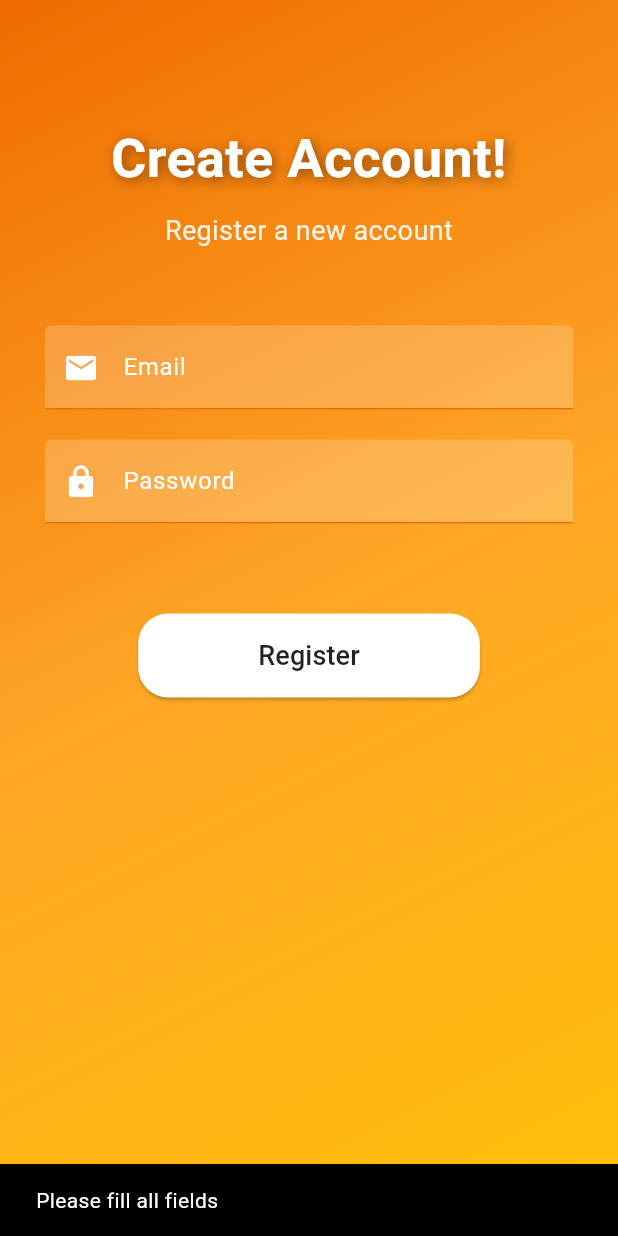
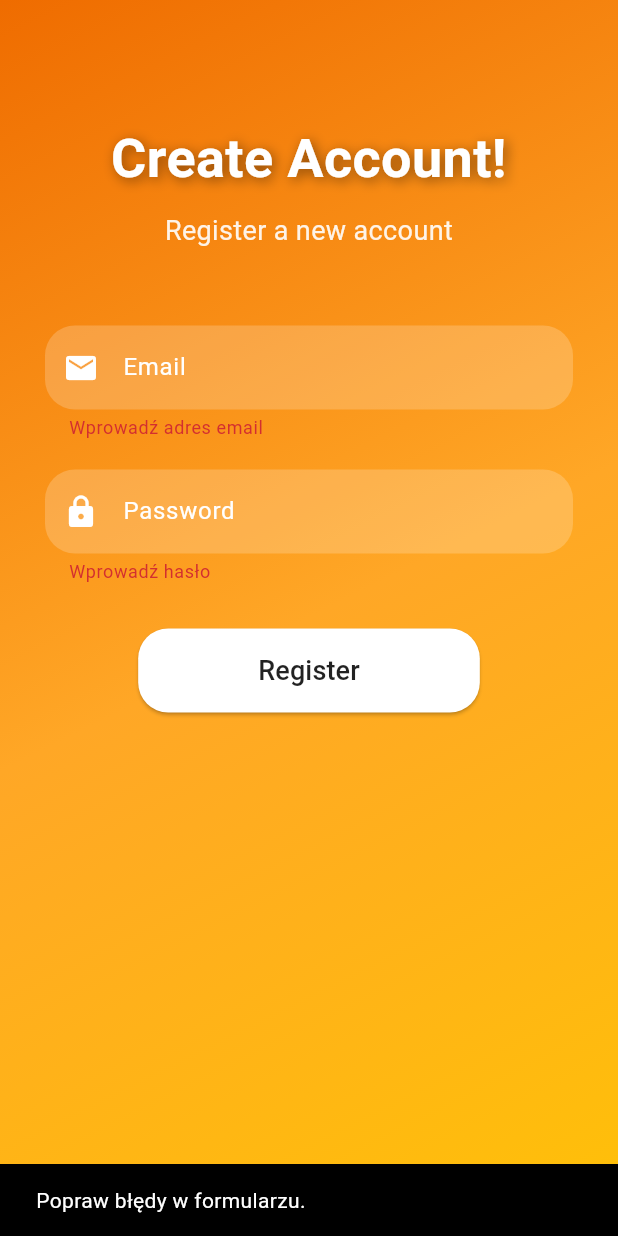
Before and after one commit to tofix96/stutask, a Flutter app: the RegisterPage screen opened directly, after a tap on "Register", on a phone screen of 412 x 824 dp. Run offline on Flutter 3.47's test engine with Material 3 defaults, Android fonts, the phone set to English and light mode, and no system bars; our stand-ins replace cloud_firestore, firebase_auth, firebase_core, firebase_storage, image_picker; missing offline and left inert: firebase_app_check; accounts and stored records are empty.

Commit message:
Code separation

```diff
--- a/lib/bloc/auth_providers.dart
+++ b/lib/bloc/auth_providers.dart
@@ -16,7 +16,6 @@ class AuthProvider with ChangeNotifier {
   Future<void> registerUser(
       BuildContext context, String email, String password) async {
     if (email.isEmpty || password.isEmpty) {
-      // Sprawdź, czy pola email i hasło są puste
       ScaffoldMessenger.of(context).showSnackBar(
         const SnackBar(content: Text('Please fill all fields')),
       );
@@ -26,7 +25,6 @@ class AuthProvider with ChangeNotifier {
     try {
       User? user = await _signUpWithEmailAndPassword(email, password);
       if (user != null) {
-        setToken(await user.getIdToken()); // Ustaw token po rejestracji
         ScaffoldMessenger.of(context).showSnackBar(
           const SnackBar(content: Text('Registration successful!')),
         );
--- a/lib/bloc/screen_controller.dart
+++ b/lib/bloc/screen_controller.dart
@@ -56,7 +56,6 @@ class ScreenController {
 
   void navigateToHome(BuildContext context, User? user,
       {bool showEmployerTasks = false}) {
-    print('show: $showEmployerTasks');
     Navigator.pushReplacement(
       context,
       MaterialPageRoute(
--- a/lib/main.dart
+++ b/lib/main.dart
@@ -147,3 +147,40 @@ class GradientAppBar extends StatelessWidget implements PreferredSizeWidget {
   @override
   Size get preferredSize => const Size.fromHeight(kToolbarHeight);
 }
+
+//Kontener gradientowy do aplikacji
+class GradientBody extends StatelessWidget {
+  final Widget child;
+  final EdgeInsets padding;
+
+  const GradientBody({
+    Key? key,
+    required this.child,
+    this.padding = const EdgeInsets.all(16.0),
+  }) : super(key: key);
+
+  @override
+  Widget build(BuildContext context) {
+    return Container(
+      width: double.infinity,
+      height: double.infinity,
+      decoration: const BoxDecoration(
+        gradient: LinearGradient(
+          colors: [
+            Color(0xFFEF6C00), // Pomarańczowy
+            Color(0xFFFFA726), // Jaśniejszy pomarańczowy
+            Color(0xFFFFC107), // Żółty
+          ],
+          begin: Alignment.topLeft,
+          end: Alignment.bottomRight,
+        ),
+      ),
+      child: SingleChildScrollView(
+        child: Padding(
+          padding: padding,
+          child: child,
+        ),
+      ),
+    );
+  }
+}
--- a/lib/screens/create_task_screen.dart
+++ b/lib/screens/create_task_screen.dart
@@ -43,9 +43,6 @@ class _CreateTaskScreenState extends State<CreateTaskScreen> {
   @override
   Widget build(BuildContext context) {
     return Scaffold(
-      appBar: AppBar(
-        title: const Text('Utwórz nowe zadanie'),
-      ),
       body: Padding(
         padding: const EdgeInsets.all(16.0),
         child: Form(
--- a/lib/screens/register_screen.dart
+++ b/lib/screens/register_screen.dart
@@ -1,6 +1,7 @@
 import 'package:flutter/material.dart';
-import 'package:provider/provider.dart'; // Importuj provider
-import 'package:stutask/bloc/auth_providers.dart'; // Importuj AuthProvider
+import 'package:provider/provider.dart';
+import 'package:stutask/bloc/auth_providers.dart';
+import 'package:stutask/main.dart';
 
 class RegisterPage extends StatefulWidget {
   const RegisterPage({super.key});
@@ -11,36 +12,45 @@ class RegisterPage extends StatefulWidget {
 
 class _RegisterPageState extends State<RegisterPage> {
   // Kontrolery dla pól tekstowych
+  final _formKey = GlobalKey<FormState>();
   final TextEditingController _emailController = TextEditingController();
   final TextEditingController _passwordController = TextEditingController();
 
   Future<void> _registerUser() async {
+    // Najpierw walidacja formularza
+    if (_formKey.currentState!.validate()) {
       final String email = _emailController.text.trim();
       final String password = _passwordController.text.trim();
+
+      try {
+        // Próbujemy zarejestrować użytkownika
         await Provider.of<AuthProvider>(context, listen: false)
             .registerUser(context, email, password);
+
+        ScaffoldMessenger.of(context).showSnackBar(
+          const SnackBar(content: Text('Rejestracja udana!')),
+        );
+      } catch (e) {
+        // Obsługa błędów podczas rejestracji
+        ScaffoldMessenger.of(context).showSnackBar(
+          SnackBar(content: Text('Błąd rejestracji: $e')),
+        );
+      }
+    } else {
+      // Jeśli walidacja się nie powiodła
+      ScaffoldMessenger.of(context).showSnackBar(
+        const SnackBar(content: Text('Popraw błędy w formularzu.')),
+      );
+    }
   }
 
   @override
   Widget build(BuildContext context) {
     return Scaffold(
-      body: Container(
-        width: double.infinity,
-        height: double.infinity,
-        decoration: const BoxDecoration(
-          gradient: LinearGradient(
-            colors: [
-              Color(0xFFEF6C00),
-              Color(0xFFFFA726),
-              Color(0xFFFFC107),
-            ],
-            begin: Alignment.topLeft,
-            end: Alignment.bottomRight,
-          ),
-        ),
-        child: SingleChildScrollView(
-          child: Padding(
+      body: GradientBody(
         padding: const EdgeInsets.symmetric(horizontal: 30, vertical: 80),
+        child: Form(
+          key: _formKey, // Klucz formularza
           child: Column(
             mainAxisAlignment: MainAxisAlignment.center,
             crossAxisAlignment: CrossAxisAlignment.center,
@@ -86,6 +96,17 @@ class _RegisterPageState extends State<RegisterPage> {
                   ),
                   prefixIcon: const Icon(Icons.email, color: Colors.white),
                 ),
+                validator: (value) {
+                  if (value == null || value.isEmpty) {
+                    return 'Wprowadź adres email';
+                  }
+                  final emailRegex = RegExp(
+                      r'^[a-zA-Z0-9._%+-]+@[a-zA-Z0-9.-]+\.[a-zA-Z]{2,}$');
+                  if (!emailRegex.hasMatch(value)) {
+                    return 'Wprowadź poprawny adres email';
+                  }
+                  return null;
+                },
               ),
               const SizedBox(height: 20),
               // Pole hasło
@@ -104,17 +125,20 @@ class _RegisterPageState extends State<RegisterPage> {
                   ),
                   prefixIcon: const Icon(Icons.lock, color: Colors.white),
                 ),
+                validator: (value) {
+                  if (value == null || value.isEmpty) {
+                    return 'Wprowadź hasło';
+                  }
+                  final passwordRegex = RegExp(
+                      r'^(?=.*[A-Z])(?=.*[a-z])(?=.*\d)(?=.*[@$!%*?&])[A-Za-z\d@$!%*?&]{8,}$');
+                  if (!passwordRegex.hasMatch(value)) {
+                    return '''minimum 8 znaków, w tym 1 wielką literę, 1 małą literę,
+                  cyfrę i znak specjalny''';
+                  }
+                  return null;
+                },
               ),
-                const SizedBox(height: 20),
-                // Typ konta (wysuwana lista)
-                Container(
-                  padding: const EdgeInsets.symmetric(horizontal: 10),
-                  decoration: BoxDecoration(
-                    color: Colors.white.withOpacity(0.2),
-                    borderRadius: BorderRadius.circular(20),
-                  ),
-                ),
-                const SizedBox(height: 40),
+              const SizedBox(height: 30),
               // Przycisk rejestracji
               Center(
                 child: ElevatedButton(
@@ -142,7 +166,6 @@ class _RegisterPageState extends State<RegisterPage> {
           ),
         ),
       ),
-      ),
     );
   }
 }
```
Also changed, not shown: lib/screens/home.dart (+19 -6 lines), lib/screens/login_screen.dart (+3 -20 lines), lib/screens/seetings_screen.dart (+4 -4 lines), lib/screens/task_detail_screen.dart (+105 -54 lines). Lines whose indentation alone changed are shown as unchanged.
